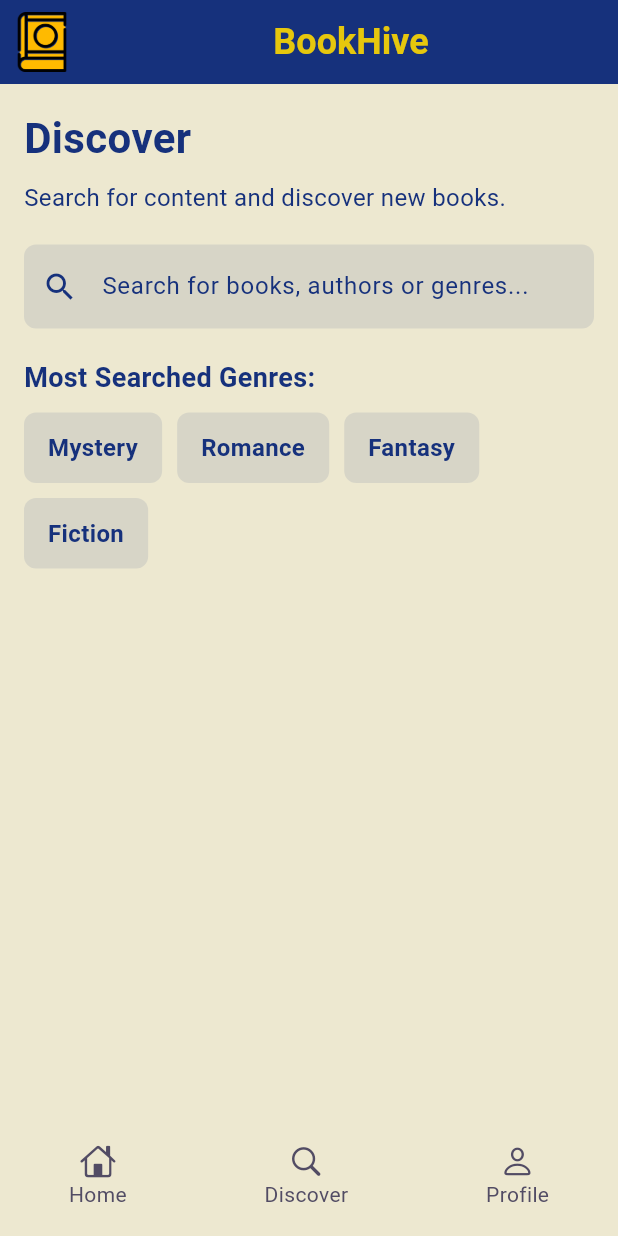
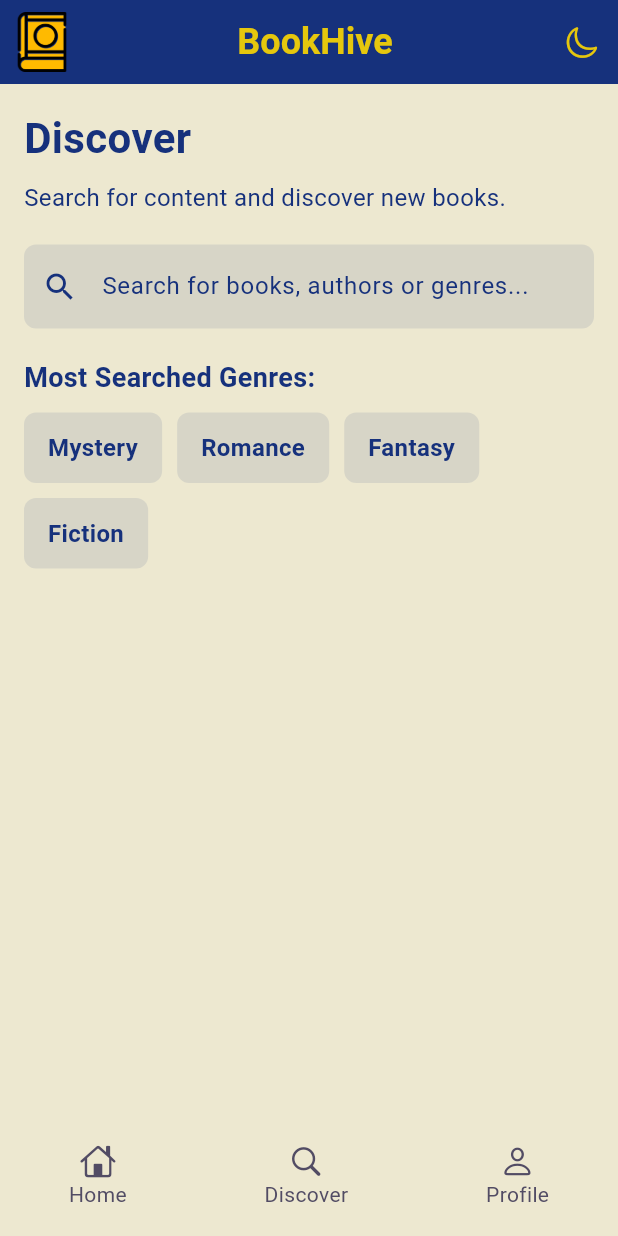
Before and after one commit to EnginOzturk-7/BookHive-flutter, a Flutter app: the SearchScreen screen opened by its route, on a phone screen of 412 x 824 dp. Run offline on Flutter 3.47's test engine with Material 3 defaults, Android fonts, the light colour scheme and no system bars; our stand-ins replace go_router, google_fonts, lottie; missing offline and left inert: dotlottie_loader.

Commit message:
gece modu işlevini arama ekranına da uzattım

```diff
--- a/lib/screens/home_screen.dart
+++ b/lib/screens/home_screen.dart
@@ -1,4 +1,6 @@
 //ana ekranımız buraya gelecek
+
+// ignore_for_file: prefer_const_constructors, prefer_const_literals_to_create_immutables
 
 import 'package:flutter/material.dart';
 import 'package:flutter/cupertino.dart';
--- a/lib/screens/search_screeen.dart
+++ b/lib/screens/search_screeen.dart
@@ -1,4 +1,8 @@
+// ignore_for_file: prefer_const_literals_to_create_immutables, prefer_const_constructors
+
+import 'package:flutter/cupertino.dart';
 import 'package:flutter/material.dart';
+import 'package:provider/provider.dart';
 
 import '../core/themes.dart';
 import '../widgets/bottom_menu.dart';
@@ -10,9 +14,9 @@ class SearchScreen extends StatelessWidget {
   @override
   Widget build(BuildContext context) {
     return Scaffold(
-      backgroundColor: arkaplanRenkim,
+      backgroundColor: Theme.of(context).colorScheme.primary,
       appBar: AppBar(
-        backgroundColor: ikincilRenkim,
+        backgroundColor: Theme.of(context).colorScheme.secondary,
         leading: Padding(
           padding: const EdgeInsets.all(8.0),
           child: Image.asset(
@@ -20,37 +24,45 @@ class SearchScreen extends StatelessWidget {
             fit: BoxFit.contain,
           ),
         ),
-        title: const Align(
+        title: Align(
           alignment: Alignment.center,
           child: Text(
             'BookHive',
             style: TextStyle(
-              color: Color.fromARGB(228, 255, 217, 0),
+              color: Theme.of(context).colorScheme.onSecondary,
               fontSize: 24,
               fontWeight: FontWeight.bold,
             ),
           ),
         ),
+        actions: [
+          IconButton(
+            icon: Icon(CupertinoIcons.moon, color: Theme.of(context).colorScheme.onSecondary,),
+            onPressed: () {
+              context.read<ThemeProvider>().toggleTheme();
+            },
+          ),
+        ],
       ),
       body: Padding(
         padding: const EdgeInsets.all(16.0),
         child: Column(
           crossAxisAlignment: CrossAxisAlignment.start,
           children: [
-            const Text(
+            Text(
               "Discover",
               style: TextStyle(
               fontSize: 28,
               fontWeight: FontWeight.bold,
-              color: ikincilRenkim,
+              color: Theme.of(context).colorScheme.onPrimary,
               ),
             ),
             const SizedBox(height: 8),
-            const Text(
+            Text(
               "Search for content and discover new books.",
               style: TextStyle(
                 fontSize: 16,
-                  color: ikincilRenkim,
+                  color: Theme.of(context).colorScheme.onPrimary,
               ),
             ),
             const SizedBox(height: 20),
@@ -58,27 +70,27 @@ class SearchScreen extends StatelessWidget {
             TextField(
               decoration: InputDecoration(
                 hintText: "Search for books, authors or genres...",
-                hintStyle: TextStyle(color: ikincilRenkim),
+                hintStyle: TextStyle(color: Theme.of(context).colorScheme.onPrimary),
                 filled: true,
-                fillColor: ikincilRenkim.withOpacity(0.1),
+                fillColor: Theme.of(context).colorScheme.onPrimary.withOpacity(0.1),
                 border: OutlineInputBorder(
                   borderRadius: BorderRadius.circular(8.0),
                   borderSide: BorderSide.none,
                 ),
                 prefixIcon: Icon(
                   Icons.search,
-                  color: ikincilRenkim,
+                  color: Theme.of(context).colorScheme.onPrimary,
                 ),
               ),
-              style: const TextStyle(color: ikincilRenkim),
+              style: TextStyle(color: Theme.of(context).colorScheme.onPrimary),
             ),
             const SizedBox(height: 20),
-            const Text(
+            Text(
               "Most Searched Genres:",
               style: TextStyle(
                 fontSize: 18,
                 fontWeight: FontWeight.bold,
-                color: ikincilRenkim,
+                color: Theme.of(context).colorScheme.onPrimary,
               ),
             ),
             const SizedBox(height: 10),
--- a/lib/widgets/widgets.dart
+++ b/lib/widgets/widgets.dart
@@ -1,5 +1,6 @@
 import 'package:flutter/material.dart';
 
+// ignore: unused_import
 import '../core/themes.dart';
 
 class GenreTags extends StatelessWidget {
```
